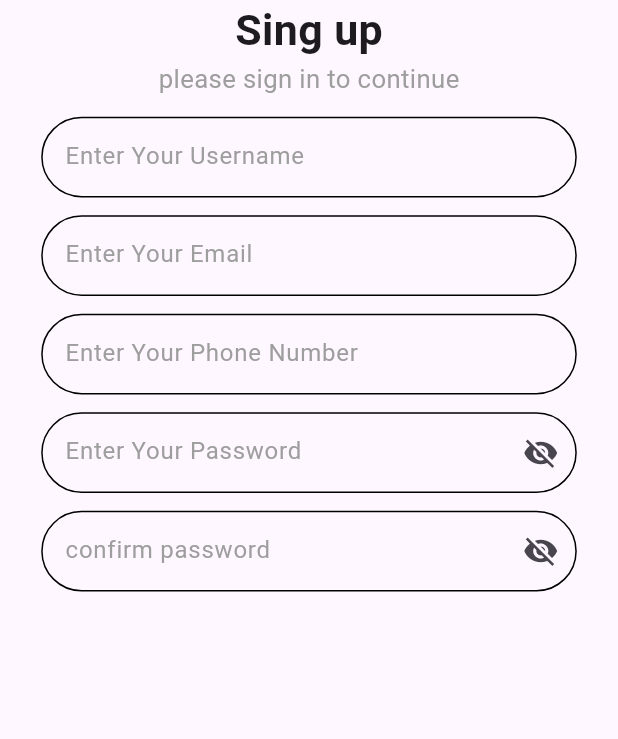
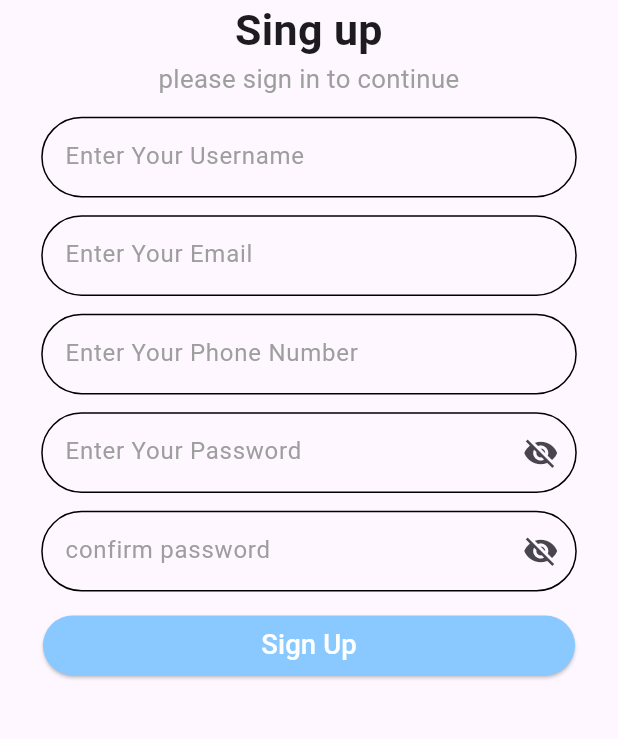
Before and after one commit to AbdelrahmanAyman1/egypt_tour, a Flutter app: the SingUp screen opened by its route, on a phone screen of 412 x 824 dp, the part 276-1015 px from its top. Run offline on Flutter 3.47's test engine with Material 3 defaults, Android fonts, the phone set to English and light mode, and no system bars; our stand-ins replace flutter_screenutil, google_fonts.

Commit message:
create button

```diff
--- a/lib/screens/sing_up.dart
+++ b/lib/screens/sing_up.dart
@@ -1,27 +1,20 @@
+import 'package:egypt_tour/widgets/custom_button.dart';
+import 'package:egypt_tour/widgets/sing_up_form.dart';
 import 'package:flutter/material.dart';
 import 'package:flutter_screenutil/flutter_screenutil.dart';
 import 'package:google_fonts/google_fonts.dart';
 
-import '../widgets/custom_text_feild.dart';
-
-class SingUp extends StatefulWidget {
+class SingUp extends StatelessWidget {
   static String routeName = 'singUp';
 
   const SingUp({super.key});
-
-  @override
-  State<SingUp> createState() => _SingUpState();
-}
-
-class _SingUpState extends State<SingUp> {
-  bool passwordVisible = true;
-  IconData visibleIcon = Icons.visibility_off;
 
   @override
   Widget build(BuildContext context) {
     return Scaffold(
       body: SingleChildScrollView(
         child: Column(
+          crossAxisAlignment: CrossAxisAlignment.stretch,
           children: [
             Center(
               child: Image.asset(
@@ -32,58 +25,25 @@ class _SingUpState extends State<SingUp> {
               ),
             ),
             Text(
+              textAlign: TextAlign.center,
               'Sing up',
               style: GoogleFonts.radioCanada(
                   fontWeight: FontWeight.bold, fontSize: 25.sp),
             ),
             Text(
+              textAlign: TextAlign.center,
               'please sign in to continue',
               style:
                   GoogleFonts.radioCanada(fontSize: 15.sp, color: Colors.grey),
             ),
-            SizedBox(height: 10.h),
-            const CustomTextField(hint: 'Enter Your Username'),
-            SizedBox(height: 10.h),
-            const CustomTextField(
-                hint: 'Enter Your Email',
-                keyboardType: TextInputType.emailAddress),
-            SizedBox(height: 10.h),
-            const CustomTextField(
-                hint: 'Enter Your Phone Number',
-                keyboardType: TextInputType.phone),
-            SizedBox(height: 10.h),
-            CustomTextField(
-                hint: 'Enter Your Password',
-                obscureText: passwordVisible,
-                suffixIcon: IconButton(
-                    onPressed: () {
-                      visiblePassword();
-                    },
-                    icon: Icon(visibleIcon))),
-            SizedBox(height: 10.h),
-            CustomTextField(
-                hint: 'confirm password',
-                obscureText: passwordVisible,
-                suffixIcon: IconButton(
-                    onPressed: () {
-                      visiblePassword();
-                    },
-                    icon: Icon(visibleIcon))),
+            const SingUpForm(),
+            Padding(
+              padding: EdgeInsets.symmetric(horizontal: 25.w, vertical: 10.h),
+              child: const CustomButton(text: 'Sign Up'),
+            )
           ],
         ),
       ),
     );
   }
-
-  void visiblePassword() {
-    setState(() {
-      if (passwordVisible == true) {
-        passwordVisible = false;
-        visibleIcon = Icons.visibility;
-      } else if (passwordVisible == false) {
-        passwordVisible = true;
-        visibleIcon = Icons.visibility_off;
-      }
-    });
-  }
 }
--- /dev/null
+++ b/lib/widgets/custom_button.dart
@@ -0,0 +1,24 @@
+import 'package:egypt_tour/constant/constant.dart';
+import 'package:flutter/material.dart';
+import 'package:flutter_screenutil/flutter_screenutil.dart';
+import 'package:google_fonts/google_fonts.dart';
+
+class CustomButton extends StatelessWidget {
+  const CustomButton({super.key, required this.text});
+
+  final String text;
+
+  @override
+  Widget build(BuildContext context) {
+    return ElevatedButton(
+        style: ElevatedButton.styleFrom(
+          backgroundColor: primaryColor,
+          foregroundColor: Colors.white,
+        ),
+        onPressed: () {},
+        child: Text(
+          text,
+          style: GoogleFonts.radioCanada(color: Colors.white, fontSize: 16.sp),
+        ));
+  }
+}
--- /dev/null
+++ b/lib/widgets/sing_up_form.dart
@@ -0,0 +1,62 @@
+import 'package:flutter/material.dart';
+import 'package:flutter_screenutil/flutter_screenutil.dart';
+
+import 'custom_text_feild.dart';
+
+class SingUpForm extends StatefulWidget {
+  const SingUpForm({super.key});
+
+  @override
+  State<SingUpForm> createState() => _SingUpFormState();
+}
+
+class _SingUpFormState extends State<SingUpForm> {
+  bool passwordVisible = true;
+  IconData visibleIcon = Icons.visibility_off;
+
+  @override
+  Widget build(BuildContext context) {
+    return Column(
+      children: [
+        SizedBox(height: 10.h),
+        const CustomTextField(hint: 'Enter Your Username'),
+        SizedBox(height: 10.h),
+        const CustomTextField(
+            hint: 'Enter Your Email', keyboardType: TextInputType.emailAddress),
+        SizedBox(height: 10.h),
+        const CustomTextField(
+            hint: 'Enter Your Phone Number', keyboardType: TextInputType.phone),
+        SizedBox(height: 10.h),
+        CustomTextField(
+            hint: 'Enter Your Password',
+            obscureText: passwordVisible,
+            suffixIcon: IconButton(
+                onPressed: () {
+                  visiblePassword();
+                },
+                icon: Icon(visibleIcon))),
+        SizedBox(height: 10.h),
+        CustomTextField(
+            hint: 'confirm password',
+            obscureText: passwordVisible,
+            suffixIcon: IconButton(
+                onPressed: () {
+                  visiblePassword();
+                },
+                icon: Icon(visibleIcon))),
+      ],
+    );
+  }
+
+  void visiblePassword() {
+    setState(() {
+      if (passwordVisible == true) {
+        passwordVisible = false;
+        visibleIcon = Icons.visibility;
+      } else if (passwordVisible == false) {
+        passwordVisible = true;
+        visibleIcon = Icons.visibility_off;
+      }
+    });
+  }
+}
```
